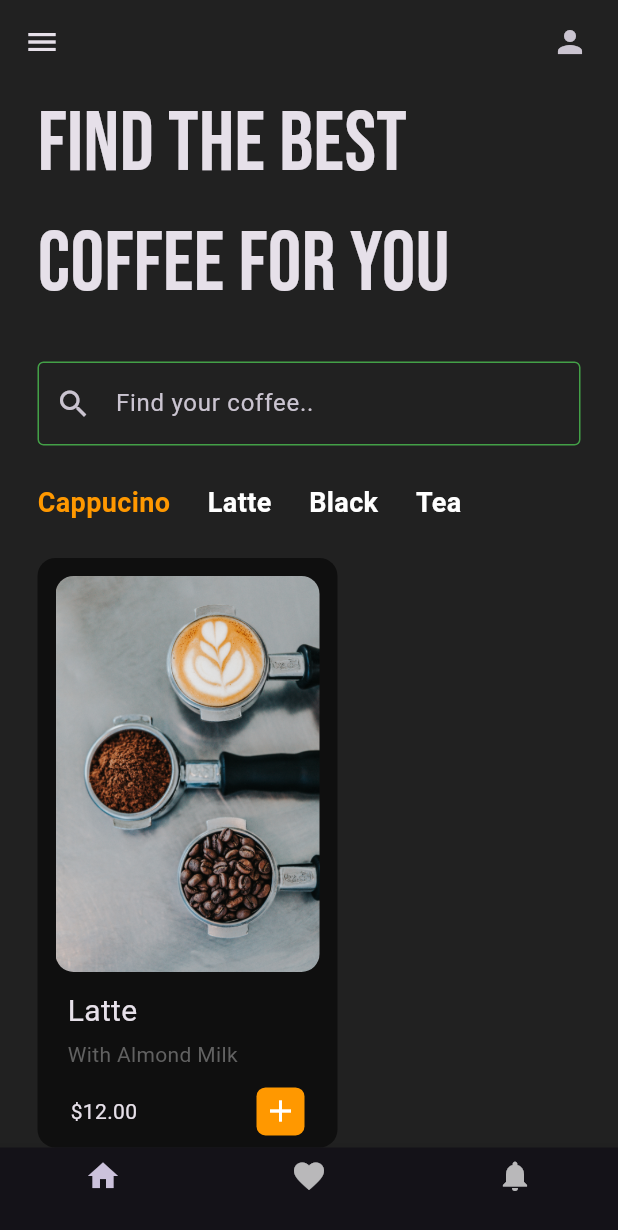
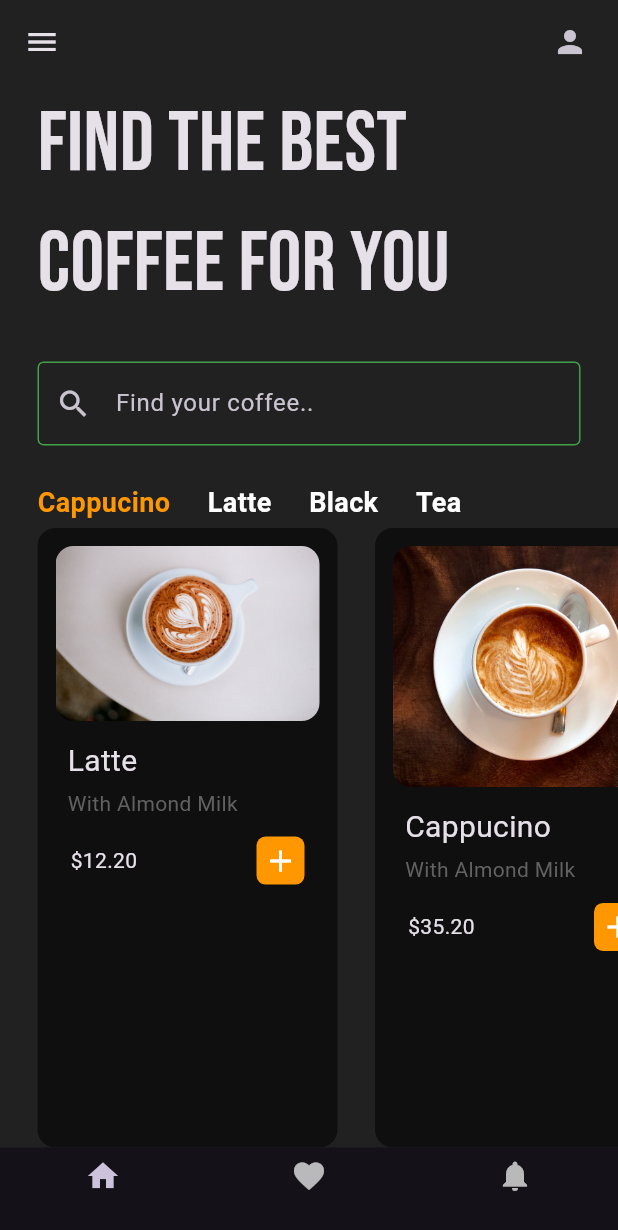
Before and after one commit to avikumar11haz/coffeeapp_ui, a Flutter app: the screen it shows after launch, on a phone screen of 412 x 824 dp. Shown: the top 1230 px of the screen. Run offline on Flutter 3.47's test engine with Material 3 defaults, Android fonts, the phone set to English and light mode, and no system bars; our stand-ins replace google_fonts.

```diff
--- a/lib/pages/home_page.dart
+++ b/lib/pages/home_page.dart
@@ -35,6 +35,10 @@ class _HomePageState extends State<HomePage> {
   //user tapped on coffee types
   void coffeeTypeSelected(int index) {
     setState(() {
+      //this for loop makes every selection false
+      for(int i = 0; i< coffeeType.length; i++){
+        coffeeType[i][1] = false;
+      }
       coffeeType[index][1] = true;
     });
   }
@@ -107,7 +111,7 @@ class _HomePageState extends State<HomePage> {
 
           //horizontal listview of coffee types
           Container(
-            height: 50,
+            height: 30,
             child: ListView.builder(
               scrollDirection: Axis.horizontal,
               itemCount: coffeeType.length,
@@ -127,7 +131,21 @@ class _HomePageState extends State<HomePage> {
             child: ListView(
               scrollDirection: Axis.horizontal,
               children: [
-                CoffeeTile(),
+                CoffeeTile(
+                  coffeeImagePath: 'lib/images/latte.jpg',
+                  coffeeName: "Latte",
+                  coffeePrice: "12.20",
+                ),
+                CoffeeTile(
+                  coffeeImagePath: 'lib/images/cappucino.jpg',
+                  coffeeName: "Cappucino",
+                  coffeePrice: "35.20",
+                ),
+                CoffeeTile(
+                  coffeeImagePath: 'lib/images/milk.jpg',
+                  coffeeName: "Milk",
+                  coffeePrice: "17.50",
+                ),
               ],
             ),
           )
--- a/lib/util/coffee_tile.dart
+++ b/lib/util/coffee_tile.dart
@@ -1,7 +1,15 @@
 import 'package:flutter/material.dart';
 
 class CoffeeTile extends StatelessWidget {
-  const CoffeeTile({super.key});
+ final String coffeeImagePath;
+ final String coffeeName;
+ final String coffeePrice;
+
+ CoffeeTile({
+   required this.coffeeImagePath,
+   required this.coffeeName,
+   required this.coffeePrice,
+});
 
   @override
   Widget build(BuildContext context) {
@@ -20,7 +28,7 @@ class CoffeeTile extends StatelessWidget {
             //coffee image
             ClipRRect(
               borderRadius: BorderRadius.circular(12),
-              child: Image.asset('lib/images/latte.jpg'),
+              child: Image.asset(coffeeImagePath),
             ),
 
             // coffee name
@@ -29,9 +37,9 @@ class CoffeeTile extends StatelessWidget {
               child: Column(
                 crossAxisAlignment: CrossAxisAlignment.start,
                 children: [
-                  const Text(
-                    "Latte",
-                    style: TextStyle(fontSize: 20),
+                  Text(
+                    coffeeName,
+                    style: const TextStyle(fontSize: 20),
                   ),
                   const SizedBox(height: 4,),
                   Text(
@@ -48,7 +56,7 @@ class CoffeeTile extends StatelessWidget {
               child: Row(
                 mainAxisAlignment: MainAxisAlignment.spaceBetween,
                 children: [
-                  const Text('\$12.00'),
+                  Text('\$' + coffeePrice),
                   Container(
                     padding: const EdgeInsets.all(4),
                     decoration: BoxDecoration(
```
Also changed, not shown: lib/images/cappucino.jpg, lib/images/latte.jpg.
